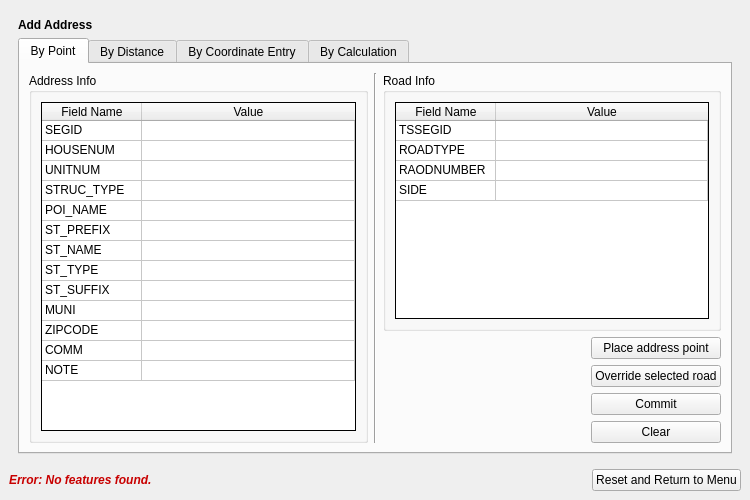
Before: the Qt Designer form lbrs_updater_dockwidget_base.ui in gisn8/LBRS_Updater, drawn with Qt 5.
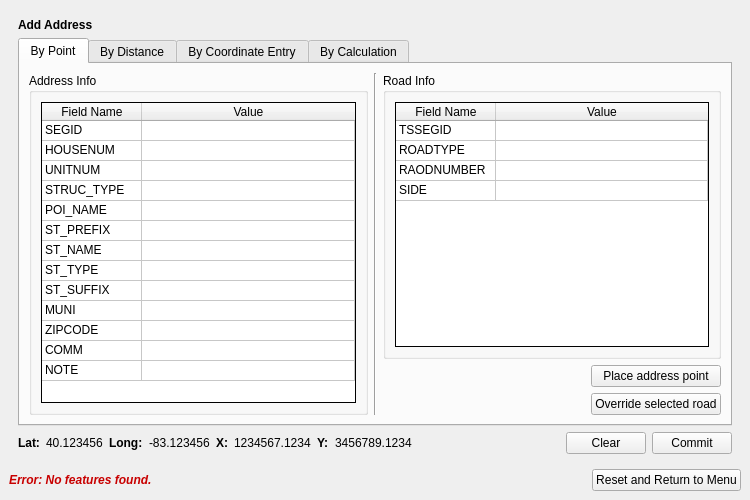
After: the same form once the commit is applied.

Commit message: Add Address UI layout finished - Need to rename a few more elements - Need to work out code functions

Patch:
```diff
--- a/lbrs_updater_dockwidget_base.ui
+++ b/lbrs_updater_dockwidget_base.ui
@@ -660,8 +660,6 @@
       <widget class="QWidget" name="swpAddAddress">
        <layout class="QGridLayout" name="gridLayout_9">
         <item row="0" column="0">
-         <layout class="QGridLayout" name="gridLayout_10">
-          <item row="0" column="0">
            <widget class="QLabel" name="label_3">
             <property name="font">
              <font>
@@ -675,7 +673,7 @@
            </widget>
           </item>
           <item row="1" column="0">
-           <widget class="QTabWidget" name="tabWidget">
+         <widget class="QTabWidget" name="tab_AddAddress">
             <property name="currentIndex">
              <number>0</number>
             </property>
@@ -1064,20 +1062,6 @@
                         </property>
                        </widget>
                       </item>
-                      <item>
-                       <widget class="QPushButton" name="pushButton_3">
-                        <property name="text">
-                         <string>Commit</string>
-                        </property>
-                       </widget>
-                      </item>
-                      <item>
-                       <widget class="QPushButton" name="pushButton_4">
-                        <property name="text">
-                         <string>Clear</string>
-                        </property>
-                       </widget>
-                      </item>
                      </layout>
                     </item>
                    </layout>
@@ -1103,6 +1087,159 @@
               <string>By Calculation</string>
              </attribute>
             </widget>
+         </widget>
+        </item>
+        <item row="2" column="0">
+         <layout class="QHBoxLayout" name="horizontalLayout_13">
+          <item>
+           <layout class="QHBoxLayout" name="horizontalLayout_10">
+            <item>
+             <layout class="QHBoxLayout" name="horizontalLayout_12">
+              <item>
+               <widget class="QLabel" name="label_23">
+                <property name="font">
+                 <font>
+                  <weight>75</weight>
+                  <italic>false</italic>
+                  <bold>true</bold>
+                 </font>
+                </property>
+                <property name="text">
+                 <string>Lat:</string>
+                </property>
+               </widget>
+              </item>
+              <item>
+               <widget class="QLabel" name="label_17">
+                <property name="font">
+                 <font>
+                  <italic>false</italic>
+                 </font>
+                </property>
+                <property name="text">
+                 <string>40.123456</string>
+                </property>
+               </widget>
+              </item>
+             </layout>
+            </item>
+            <item>
+             <layout class="QHBoxLayout" name="horizontalLayout_11">
+              <item>
+               <widget class="QLabel" name="label_22">
+                <property name="font">
+                 <font>
+                  <weight>75</weight>
+                  <italic>false</italic>
+                  <bold>true</bold>
+                 </font>
+                </property>
+                <property name="text">
+                 <string>Long:</string>
+                </property>
+               </widget>
+              </item>
+              <item>
+               <widget class="QLabel" name="label_21">
+                <property name="font">
+                 <font>
+                  <italic>false</italic>
+                 </font>
+                </property>
+                <property name="text">
+                 <string>-83.123456</string>
+                </property>
+               </widget>
+              </item>
+             </layout>
+            </item>
+            <item>
+             <layout class="QHBoxLayout" name="horizontalLayout_14">
+              <item>
+               <widget class="QLabel" name="label_25">
+                <property name="font">
+                 <font>
+                  <weight>75</weight>
+                  <italic>false</italic>
+                  <bold>true</bold>
+                 </font>
+                </property>
+                <property name="text">
+                 <string>X:</string>
+                </property>
+               </widget>
+              </item>
+              <item>
+               <widget class="QLabel" name="label_24">
+                <property name="font">
+                 <font>
+                  <italic>false</italic>
+                 </font>
+                </property>
+                <property name="text">
+                 <string>1234567.1234</string>
+                </property>
+               </widget>
+              </item>
+             </layout>
+            </item>
+            <item>
+             <layout class="QHBoxLayout" name="horizontalLayout_15" stretch="0,0">
+              <item>
+               <widget class="QLabel" name="label_26">
+                <property name="font">
+                 <font>
+                  <weight>75</weight>
+                  <italic>false</italic>
+                  <bold>true</bold>
+                 </font>
+                </property>
+                <property name="text">
+                 <string>Y:</string>
+                </property>
+               </widget>
+              </item>
+              <item>
+               <widget class="QLabel" name="label_18">
+                <property name="font">
+                 <font>
+                  <italic>false</italic>
+                 </font>
+                </property>
+                <property name="text">
+                 <string>3456789.1234</string>
+                </property>
+               </widget>
+              </item>
+             </layout>
+            </item>
+           </layout>
+          </item>
+          <item>
+           <spacer name="horizontalSpacer_7">
+            <property name="orientation">
+             <enum>Qt::Horizontal</enum>
+            </property>
+            <property name="sizeHint" stdset="0">
+             <size>
+              <width>40</width>
+              <height>20</height>
+             </size>
+            </property>
+           </spacer>
+          </item>
+          <item>
+           <widget class="QPushButton" name="pushButton_4">
+            <property name="text">
+             <string>Clear</string>
+            </property>
+           </widget>
+          </item>
+          <item>
+           <widget class="QPushButton" name="btn_AddAddressByPoint_Commit">
+            <property name="text">
+             <string>Commit</string>
+            </property>
            </widget>
           </item>
          </layout>
```
Left out of the diff: 16 changed lines with no effect on the pictures. Lines whose indentation alone changed are shown as unchanged.
